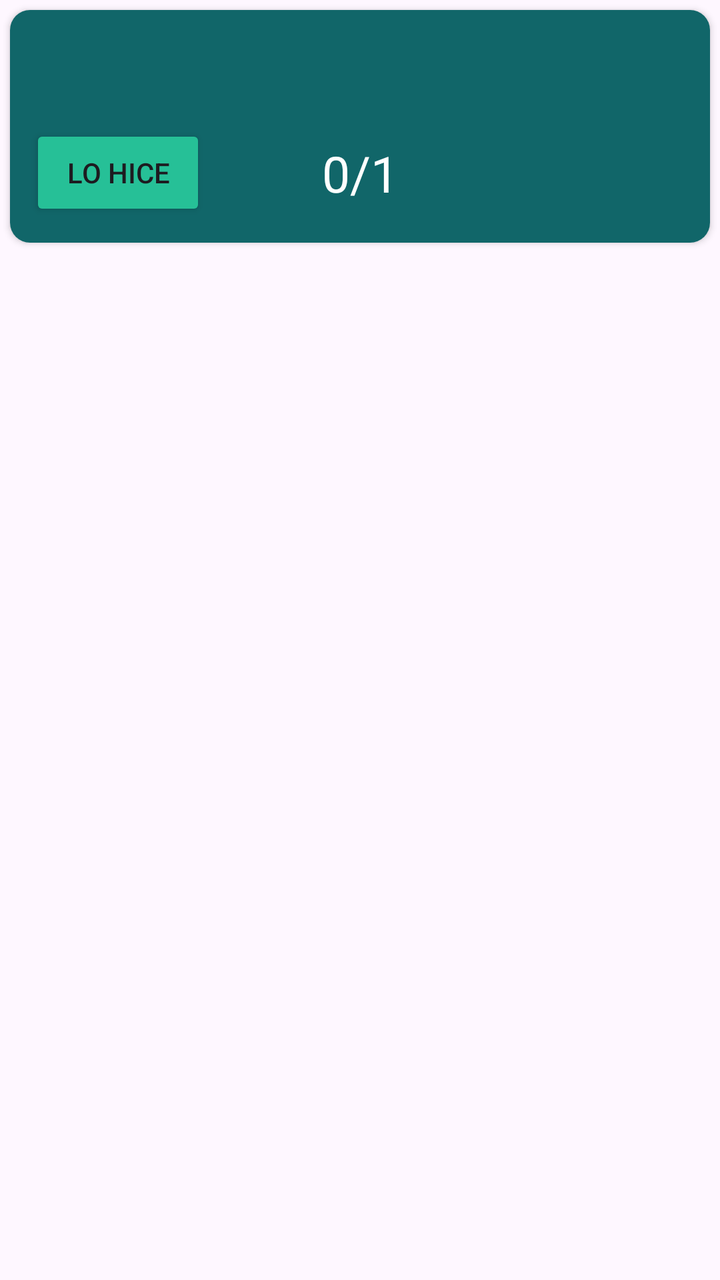
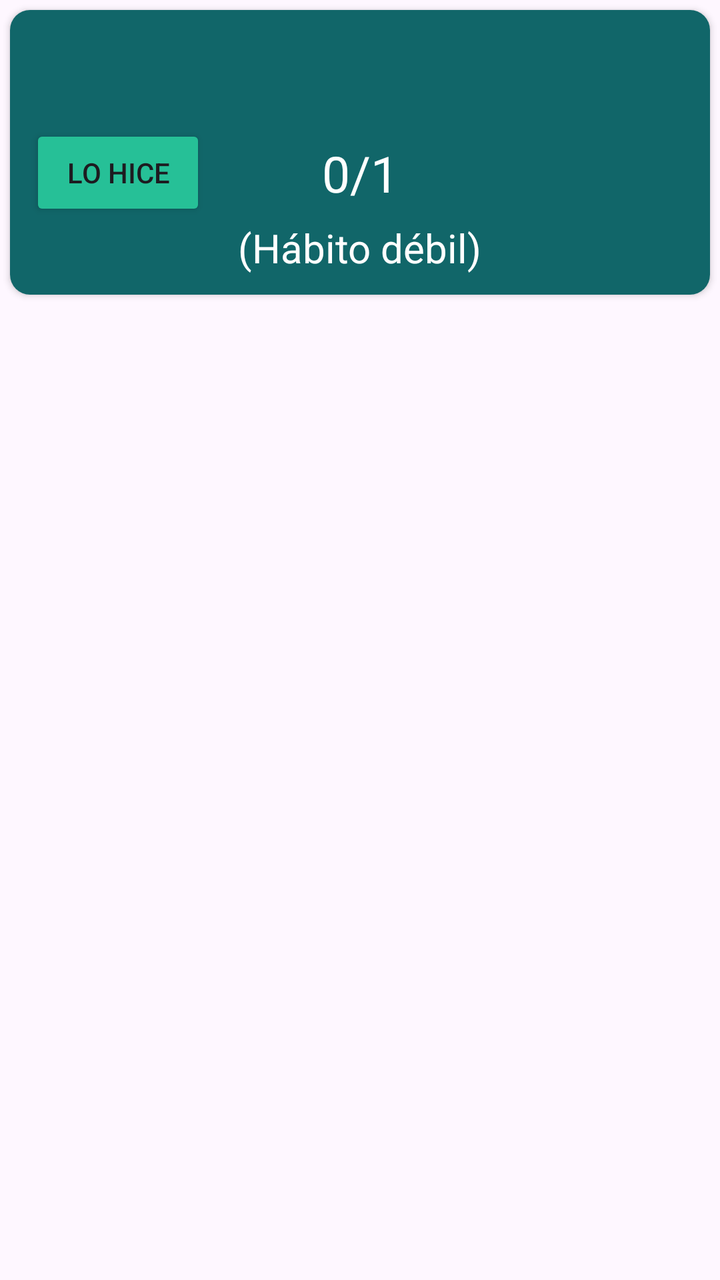

The first picture is an Android layout as it rendered before a commit; the second is the same layout after the commit. The layout source and the unified diff follow.
<!-- AndroidManifest.xml: application theme Theme.SuperSexiBoys -->
<!-- res/layout/adapter_habito.xml -->
<?xml version="1.0" encoding="utf-8"?>
<LinearLayout xmlns:android="http://schemas.android.com/apk/res/android"
    android:layout_width="match_parent"
    android:layout_height="wrap_content"
    xmlns:app="http://schemas.android.com/apk/res-auto"
    android:orientation="horizontal">
    <androidx.cardview.widget.CardView
        android:layout_width="match_parent"
        android:layout_height="wrap_content"
        android:layout_margin="5dp"
        app:cardCornerRadius="10dp">
        <androidx.constraintlayout.widget.ConstraintLayout
            android:layout_width="match_parent"
            android:background="@color/verde_oscuro"
            android:padding="10dp"
            android:layout_height="wrap_content">
            <TextView
                android:id="@+id/text_titulo"
                android:textColor="@color/white"
                app:layout_constraintTop_toTopOf="parent"
                app:layout_constraintStart_toStartOf="parent"
                app:layout_constraintEnd_toEndOf="parent"
                android:layout_width="match_parent"
                android:gravity="center"
                android:layout_height="wrap_content"
                android:textSize="20sp"/>
            <TextView
                android:id="@+id/text_descripcion"
                app:layout_constraintTop_toBottomOf="@+id/text_titulo"
                android:layout_width="match_parent"
                android:textColor="@color/white"
                android:layout_height="wrap_content"
                android:textSize="15sp"/>
            <Button
                android:id="@+id/button_contador"
                app:layout_constraintTop_toBottomOf="@+id/text_descripcion"
                app:layout_constraintStart_toStartOf="parent"
                android:backgroundTint="@color/verde_claro"
                android:layout_width="wrap_content"
                android:layout_height="wrap_content"
                android:text="Lo hice"/>
            <TextView
                android:id="@+id/text_contador"
                app:layout_constraintTop_toTopOf="@+id/button_contador"
                app:layout_constraintBottom_toBottomOf="@+id/button_contador"
                app:layout_constraintStart_toStartOf="parent"
                app:layout_constraintEnd_toEndOf="parent"
                android:layout_width="wrap_content"
                android:layout_height="wrap_content"
                android:text="0/1"
                android:textColor="@color/white"
                android:textSize="25sp"/>

            <androidx.recyclerview.widget.RecyclerView
                android:id="@+id/recycler_etiquetas"
                android:layout_width="0dp"
                android:layout_height="50dp"
                android:layout_marginStart="30dp"
                app:layout_constraintBottom_toBottomOf="@+id/button_contador"
                app:layout_constraintEnd_toEndOf="parent"
                app:layout_constraintStart_toEndOf="@+id/text_contador"
                app:layout_constraintTop_toTopOf="@+id/button_contador" />
        </androidx.constraintlayout.widget.ConstraintLayout>
    </androidx.cardview.widget.CardView>
</LinearLayout>
<!-- resources referenced by this layout -->
<resources>
  <color name="verde_claro">#26C097</color>
  <color name="verde_oscuro">#116669</color>
  <color name="white">#FFFFFFFF</color>
  <style name="Theme.SuperSexiBoys" parent="Base.Theme.SuperSexiBoys" />
  <style name="Base.Theme.SuperSexiBoys" parent="Theme.Material3.DayNight.NoActionBar">
          
          
      </style>
</resources>

<!-- the commit's change to res/layout/adapter_habito.xml (unified diff, before → after) -->
@@ -60,6 +60,17 @@
                 app:layout_constraintEnd_toEndOf="parent"
                 app:layout_constraintStart_toEndOf="@+id/text_contador"
                 app:layout_constraintTop_toTopOf="@+id/button_contador" />
+
+            <TextView
+                android:id="@+id/text_tipo_habito"
+                app:layout_constraintTop_toBottomOf="@+id/button_contador"
+                app:layout_constraintStart_toStartOf="parent"
+                android:text="(Hábito débil)"
+                android:textColor="@color/white"
+                android:textSize="20sp"
+                app:layout_constraintEnd_toEndOf="parent"
+                android:layout_width="wrap_content"
+                android:layout_height="wrap_content"/>
         </androidx.constraintlayout.widget.ConstraintLayout>
     </androidx.cardview.widget.CardView>
 </LinearLayout>
